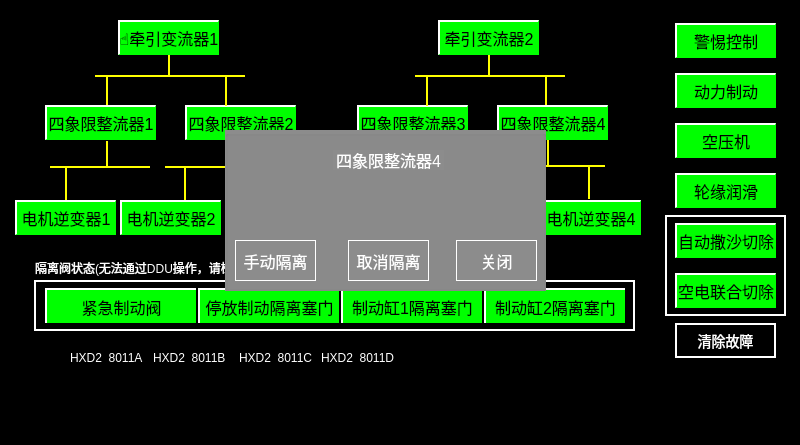
mayue-crrc/Loco8, file settng_bypass.ui: the form before one commit.
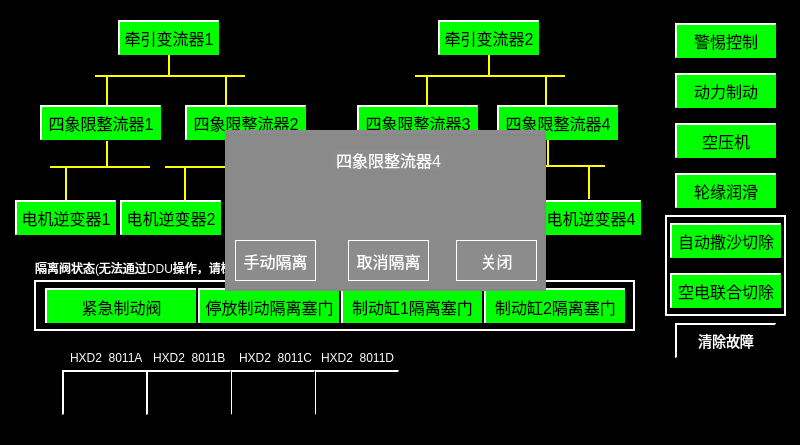
The form after the commit. Icons and pictures are not drawn.

Commit message: add Fault and Settng_Bypass V1.1

```diff
--- a/settng_bypass.ui
+++ b/settng_bypass.ui
@@ -91,7 +91,7 @@
     <rect>
      <x>185</x>
      <y>105</y>
-     <width>111</width>
+     <width>121</width>
      <height>35</height>
     </rect>
    </property>
@@ -137,7 +137,7 @@
     <string notr="true">font:14px;
 color: rgb(255,255,255);
 background-color: rgb(0, 0, 0);
-border:2px solid rgb(255,255,255);</string>
+</string>
    </property>
    <property name="text">
     <string>清除故障</string>
@@ -184,9 +184,9 @@
   <widget class="QPushButton" name="BTN_AutoSandCutout">
    <property name="geometry">
     <rect>
-     <x>675</x>
+     <x>670</x>
      <y>223</y>
-     <width>101</width>
+     <width>111</width>
      <height>35</height>
     </rect>
    </property>
@@ -329,8 +329,7 @@
     <string>3</string>
    </property>
    <property name="styleSheet">
-    <string notr="true">border:1px solid black;
-image: url(:/images/images/Cheti-reverse.png);
+    <string notr="true">border-image: url(:/images/images/TrainLogoUp-reverse.png);
 background-color: rgb(0, 0, 0);</string>
    </property>
    <property name="text">
@@ -528,7 +527,7 @@
     <rect>
      <x>357</x>
      <y>105</y>
-     <width>111</width>
+     <width>121</width>
      <height>35</height>
     </rect>
    </property>
@@ -640,7 +639,7 @@
     <rect>
      <x>497</x>
      <y>105</y>
-     <width>111</width>
+     <width>121</width>
      <height>35</height>
     </rect>
    </property>
@@ -680,9 +679,9 @@
   <widget class="QPushButton" name="BTN_4QR1">
    <property name="geometry">
     <rect>
-     <x>45</x>
+     <x>40</x>
      <y>105</y>
-     <width>111</width>
+     <width>121</width>
      <height>35</height>
     </rect>
    </property>
@@ -991,8 +990,7 @@
     <string>2</string>
    </property>
    <property name="styleSheet">
-    <string notr="true">border:1px solid black;
-image: url(:/images/images/Cheti_L.png);
+    <string notr="true">border-image: url(:/images/images/TrainLogoUp.png);
 background-color: rgb(0, 0, 0);</string>
    </property>
    <property name="text">
@@ -1031,8 +1029,7 @@
     <string>0</string>
    </property>
    <property name="styleSheet">
-    <string notr="true">border:1px solid black;
-image: url(:/images/images/Cheti_L.png);
+    <string notr="true">border-image: url(:/images/images/TrainLogoUp.png);
 background-color: rgb(0, 0, 0);</string>
    </property>
    <property name="text">
@@ -1081,9 +1078,9 @@
   <widget class="QPushButton" name="BTN_CombCutout">
    <property name="geometry">
     <rect>
-     <x>675</x>
+     <x>670</x>
      <y>273</y>
-     <width>101</width>
+     <width>111</width>
      <height>35</height>
     </rect>
    </property>
@@ -1110,7 +1107,7 @@
     <string>0</string>
    </property>
    <property name="text">
-    <string>☝牵引变流器1</string>
+    <string>牵引变流器1</string>
    </property>
   </widget>
   <widget class="QPushButton" name="BTN_Train2">
@@ -1129,8 +1126,7 @@
     <string>1</string>
    </property>
    <property name="styleSheet">
-    <string notr="true">border:1px solid black;
-image: url(:/images/images/Cheti-reverse.png);
+    <string notr="true">border-image: url(:/images/images/TrainLogoUp-reverse.png);
 background-color: rgb(0, 0, 0);</string>
    </property>
    <property name="text">
```
The commit also changes 9 other files.
